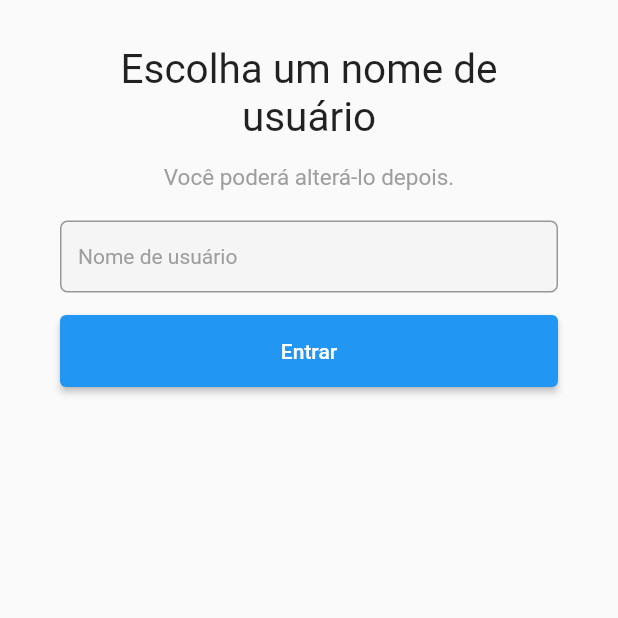
After one commit to lucasoliveirasouza/instagram, a Flutter app: the screen it shows after launch, after a tap on "Cadastre-se.", on a phone screen of 412 x 824 dp, the top half of it. The commit adds this screen. Run offline on Flutter 3.47's test engine with Material 2 defaults, Android fonts, the phone set to English and light mode, and no system bars.

Commit message:
criar tela de cadastre-se #3

```diff
--- /dev/null
+++ b/lib/views/auth/cadastro/cadastro.dart
@@ -0,0 +1,81 @@
+import 'package:flutter/material.dart';
+
+class CadastroView extends StatefulWidget {
+  const CadastroView({Key? key}) : super(key: key);
+
+  @override
+  _CadastroViewState createState() => _CadastroViewState();
+}
+
+class _CadastroViewState extends State<CadastroView> {
+  @override
+  Widget build(BuildContext context) {
+    return Scaffold(
+      body: Container(
+        padding: EdgeInsets.only(
+          top: 30,
+          right: 40,
+          left: 40,
+        ),
+        child: ListView(
+          children: [
+            Center(
+              child: Text(
+                "Escolha um nome de usuário",
+                textAlign: TextAlign.center,
+                style: TextStyle(
+                  fontSize: 27,
+                ),
+              ),
+            ),
+            SizedBox(
+              height: 15,
+            ),
+            Center(
+              child: Text(
+                "Você poderá alterá-lo depois.",
+                textAlign: TextAlign.center,
+                style: TextStyle(
+                  fontSize: 15,
+                  color: Colors.grey.shade500
+                ),
+              ),
+            ),
+            SizedBox(
+              height: 20,
+            ),
+            Container(
+              color: Colors.grey.shade100,
+              height: 48,
+              child: TextFormField(
+                keyboardType: TextInputType.text,
+                decoration: InputDecoration(
+                  hintText: "Nome de usuário",
+                  hintStyle: TextStyle(
+                    fontSize: 14,
+                      color: Colors.grey.shade500
+                  ),
+                  border: OutlineInputBorder(
+                    borderRadius: BorderRadius.all(
+                      new Radius.circular(5.0),
+                    ),
+                  ),
+                ),
+              ),
+            ),
+            SizedBox(
+              height: 15,
+            ),
+            Container(
+              height: 48,
+              child: ElevatedButton(
+                onPressed: () {},
+                child: Text("Entrar"),
+              ),
+            ),
+          ],
+        ),
+      ),
+    );
+  }
+}
--- a/lib/views/auth/login.dart
+++ b/lib/views/auth/login.dart
@@ -1,4 +1,5 @@
 import 'package:flutter/material.dart';
+import 'package:instagram/views/auth/cadastro/cadastro.dart';
 
 class LoginView extends StatefulWidget {
   const LoginView({Key? key}) : super(key: key);
@@ -127,9 +128,6 @@ class _LoginViewState extends State<LoginView> {
             Divider(
               color: Colors.grey,
             ),
-            SizedBox(
-              height: 10,
-            ),
             Container(
               padding: EdgeInsets.only(
                 left: 70,
@@ -143,15 +141,22 @@ class _LoginViewState extends State<LoginView> {
                       color: Colors.grey.shade600,
                     ),
                   ),
-                  Text(
+                  TextButton(
+                    onPressed: () {
+                      Navigator.push(
+                          context,
+                          MaterialPageRoute(
+                              builder: (context) => CadastroView()));
+                    },
+                    child: Text(
                       " Cadastre-se.",
                       style: TextStyle(
                         fontSize: 12,
                         fontWeight: FontWeight.bold,
                         color: Color(0XFF385185),
-
                       ),
                     ),
+                  )
                 ],
               ),
             )
```
Lines whose indentation alone changed are shown as unchanged.
